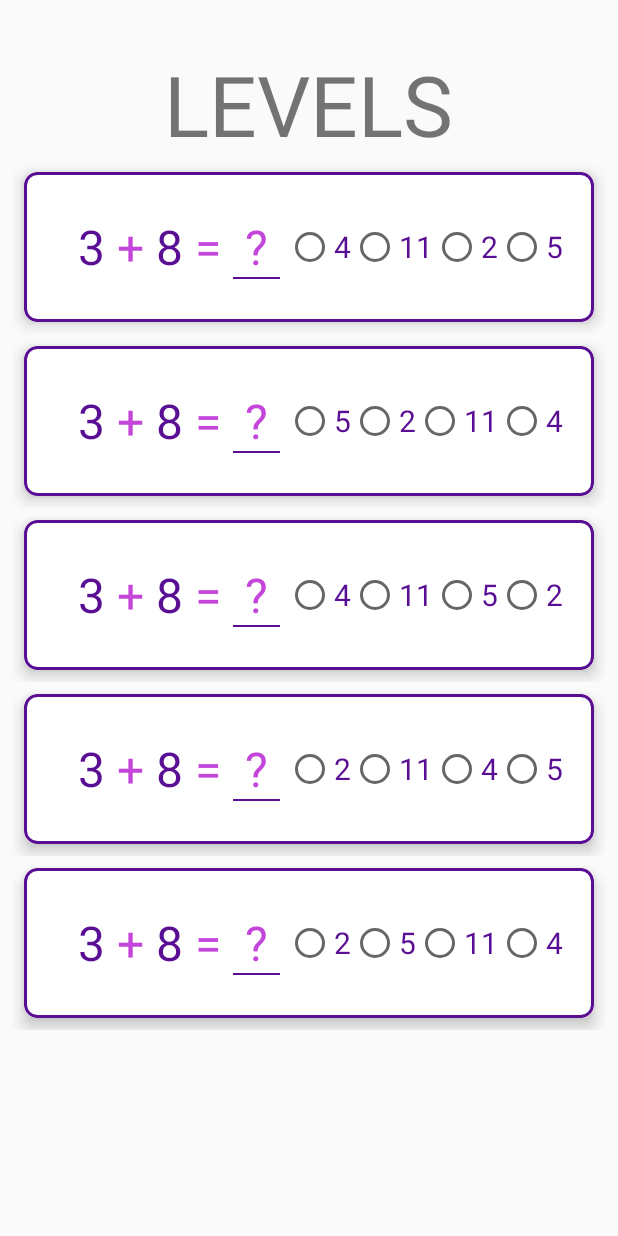
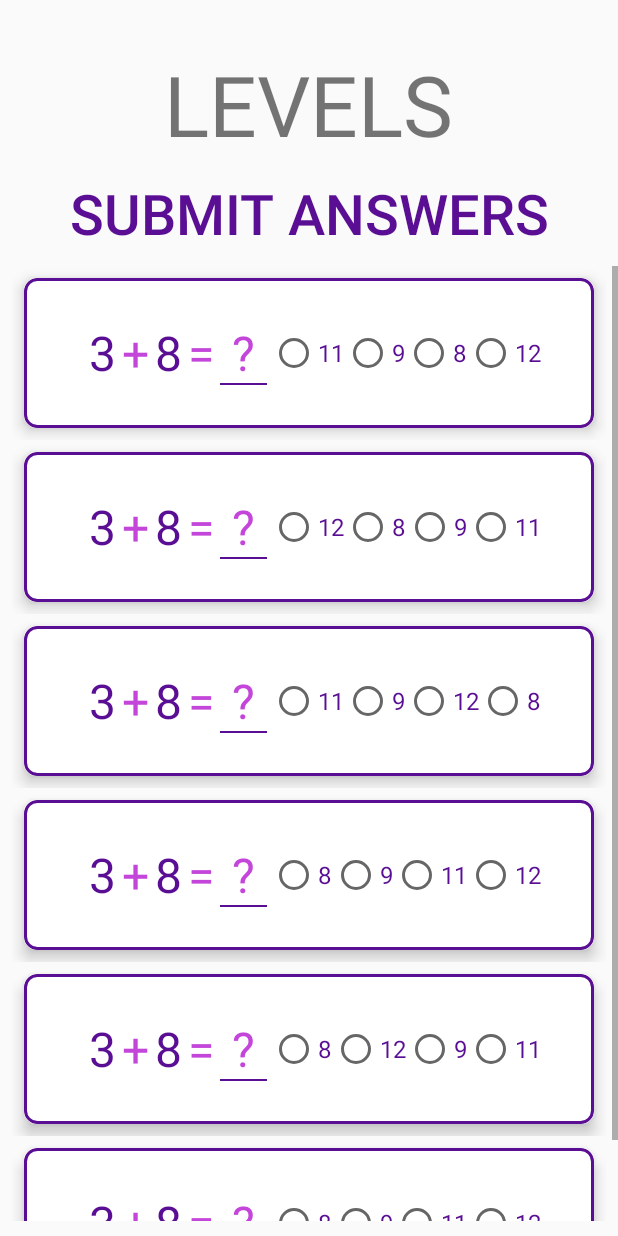
Before and after one commit to TheBaileyBrew/LetsLearn, an Android app: the fragment FragmentLevelChallenge shown on its own in the app's theme, on a phone screen of 412 x 824 dp. Run offline under Robolectric (Android 15) with nearby library versions, the light colour scheme and no system bars.

Commit message:
Completed logic for multi-choice Levels Challenge

```diff
--- /dev/null
+++ b/app/src/main/java/com/thebaileybrew/letslearn/FragmentCommunication.java
@@ -0,0 +1,5 @@
+package com.thebaileybrew.letslearn;
+
+public interface FragmentCommunication {
+    void respond(boolean answeredCorrectly);
+}
--- a/app/src/main/java/com/thebaileybrew/letslearn/FragmentLevelChallenge.java
+++ b/app/src/main/java/com/thebaileybrew/letslearn/FragmentLevelChallenge.java
@@ -1,23 +1,26 @@
 package com.thebaileybrew.letslearn;
 
 import android.os.Bundle;
+import android.support.annotation.Nullable;
 import android.support.v4.app.Fragment;
+import android.support.v7.widget.CardView;
 import android.support.v7.widget.LinearLayoutManager;
 import android.support.v7.widget.RecyclerView;
+import android.util.Log;
 import android.view.LayoutInflater;
 import android.view.View;
 import android.view.ViewGroup;
-import android.widget.AdapterView;
-import android.widget.RadioButton;
+import android.widget.Button;
 import android.widget.RadioGroup;
-import android.widget.Switch;
 import android.widget.TextView;
 import android.widget.Toast;
 
 import java.util.ArrayList;
 import java.util.Collections;
+import java.util.HashSet;
 import java.util.List;
 import java.util.Random;
+import java.util.Set;
 import java.util.Vector;
 
 public class FragmentLevelChallenge extends Fragment{
@@ -26,7 +29,8 @@ public class FragmentLevelChallenge extends Fragment{
 
     RecyclerView recyclerView;
     RVAdapterMulti adapterMulti;
-    private List<multiquestion> QuestionsMulti;
+    private List<MultiQuestion> QuestionsMulti;
+    private List<Boolean> QuestionsAnswered;
 
     int firstDig;
     int secondDig;
@@ -35,8 +39,8 @@ public class FragmentLevelChallenge extends Fragment{
     int incorrectTwo;
     int incorrectThree;
     int thisPosition;
-
-    int selectedAnswers;
+    int questionsToFillRecycler = 10;
+    int countOfCorrect;
 
     //levelChallenge defines the current challenge level
     int levelChallenge;
@@ -56,41 +60,55 @@ public class FragmentLevelChallenge extends Fragment{
     public void onCreate (Bundle savedInstanceState) {super.onCreate(savedInstanceState);}
 
     @Override
-    public View onCreateView(LayoutInflater inflater, ViewGroup container, Bundle savedInstanceState) {
+    public View onCreateView(LayoutInflater inflater, @Nullable ViewGroup container, @Nullable Bundle savedInstanceState) {
         View view = inflater.inflate(R.layout.fragment_level_challenge, container, false);
 
         levelChallenge = 1;
-
+        radioGroupRecycler = view.findViewById(R.id.radio_group_multi);
+        QuestionsAnswered = new ArrayList<>();
         QuestionsMulti = new ArrayList<>();
         recyclerView = view.findViewById(R.id.recycler_view_display_multi);
-        radioGroupRecycler = view.findViewById(R.id.radio_group_multi);
-        recyclerView.setOnClickListener(new View.OnClickListener() {
+        LinearLayoutManager layoutManager = new LinearLayoutManager(view.getContext());
+        adapterMulti = new RVAdapterMulti(QuestionsMulti, communication);
+        recyclerView.getRecycledViewPool().setMaxRecycledViews(0,10);
+        recyclerView.setAdapter(adapterMulti);
+        recyclerView.setLayoutManager(layoutManager);
+        Button levelsSubmit = view.findViewById(R.id.submit_answer_button_levels);
+        levelsSubmit.setOnClickListener(new View.OnClickListener() {
             @Override
             public void onClick(View v) {
-                int questions = adapterMulti.getItemCount();
-
+                countOfCorrect = Collections.frequency(QuestionsAnswered,true);
+                Log.i(String.valueOf(countOfCorrect), "onClick: ");
+                if (countOfCorrect == questionsToFillRecycler) {
+                    Toast.makeText(v.getContext(),"Congratulations! You answered them all correct. Lets try harder ones!", Toast.LENGTH_LONG).show();
+                    levelChallenge = levelChallenge + 1;
+                    createQuestionBatch();
+                } else if (countOfCorrect >= 3 && countOfCorrect <= (questionsToFillRecycler - 3)) {
+                    Toast.makeText(v.getContext(), "You're almost there. Try again!", Toast.LENGTH_LONG).show();
+                    createQuestionBatch();
+                } else {
+                    Toast.makeText(v.getContext(), "Let's try that again. You got " + String.valueOf(countOfCorrect) + " correct.", Toast.LENGTH_LONG).show();
+                    createQuestionBatch();
+                }
             }
         });
-        LinearLayoutManager layoutManager = new LinearLayoutManager(view.getContext());
-        recyclerView.setLayoutManager(layoutManager);
-        TextView levelsText = view.findViewById(R.id.level_challenge);
-        levelsText.setOnClickListener(new View.OnClickListener() {
-            @Override
-            public void onClick(View v) {
 
-            }
-        });
-        initializeRecyclerAdapter();
         createQuestionBatch();
         return view;
     }
 
+    FragmentCommunication communication = new FragmentCommunication() {
+        @Override
+        public void respond(boolean answeredCorrectly) {
+            QuestionsAnswered.add(answeredCorrectly);
+        }
+    };
+
     private void createQuestionBatch() {
-        //Integer values to define the minimum, maximum and adjustment for random integers
-        if (selectedAnswers == 5) {
-            levelChallenge++;
-        }
-
+        //Resets the value for count of correct
+        QuestionsAnswered.clear();
+        countOfCorrect = 0;
+        QuestionsMulti.clear();
         //Checks the current level to determine the boundaries for difficulty of random integers
         switch (levelChallenge) {
             case 1: //If level 1 (bounds 10,1,1)
@@ -132,7 +150,6 @@ public class FragmentLevelChallenge extends Fragment{
         }
 
         //Creates the random integers for math functions
-        int questionsToFillRecycler = 5;
         for (int i = 0; i < questionsToFillRecycler; i++) {
             final Random r = new Random();
             Random position = new Random();
@@ -142,20 +159,16 @@ public class FragmentLevelChallenge extends Fragment{
             secondDig = r.nextInt(maxBound - minBound) + adjustBound;
             if (firstDig < secondDig) {
                 correctAnswer = secondDig - firstDig;
+                incorrectOne = secondDig - firstDig - 1;
+                incorrectTwo = secondDig - firstDig + 2;
+                incorrectThree = (secondDig + firstDig) - 2;
             } else {
                 correctAnswer = firstDig + secondDig;
+                incorrectOne = secondDig + firstDig - 2;
+                incorrectTwo = secondDig + firstDig + 1;
+                incorrectThree = (firstDig - secondDig) + 3;
             }
-            //Defines incorrect random integers
-            ArrayList<Integer> multiOptions = new ArrayList<>();
-            while (multiOptions.size() < 3) {
-                int inCorrect = r.nextInt(maxBound - minBound) + 1;
-                if (!multiOptions.contains(correctAnswer)) {
-                    multiOptions.add(inCorrect);
-                }
-            }
-            incorrectOne = r.nextInt(maxBound - minBound) + 3;
-            incorrectTwo = multiOptions.get(1);
-            incorrectThree = multiOptions.get(2);
+
             //Convert integer to string values
             String firstNumber = String.valueOf(firstDig);
             String secondNumber = String.valueOf(secondDig);
@@ -164,30 +177,26 @@ public class FragmentLevelChallenge extends Fragment{
             String thirdIncorrect = String.valueOf(incorrectThree);
             String correct = String.valueOf(correctAnswer);
             List<String> answers = new Vector<>();
+            answers.add(correct);
             answers.add(firstIncorrect);
-            answers.add(correct);
             answers.add(secondIncorrect);
             answers.add(thirdIncorrect);
             Collections.shuffle(answers);
             if (firstDig < secondDig) {
                 //Checks if 1st integer is less than 2nd integer
-                QuestionsMulti.add(new multiquestion(secondNumber, firstNumber, answers.get(0), "-", answers.get(1), answers.get(2), answers.get(3)));
+                QuestionsMulti.add(new MultiQuestion(secondNumber, firstNumber, answers.get(0), "-", answers.get(1), answers.get(2), answers.get(3)));
             } else if (firstDig > secondDig) {
                 //Checks if 1st integer is greater than 2nd integer
-                QuestionsMulti.add(new multiquestion(secondNumber, firstNumber, answers.get(0), "+", answers.get(1), answers.get(2), answers.get(3)));
+                QuestionsMulti.add(new MultiQuestion(secondNumber, firstNumber, answers.get(0), "+", answers.get(1), answers.get(2), answers.get(3)));
             } else {
                 //Checks if 1st integer is greater than 2nd integer
-                QuestionsMulti.add(new multiquestion(secondNumber, firstNumber, answers.get(0), "+", answers.get(1), answers.get(2), answers.get(3)));
+                QuestionsMulti.add(new MultiQuestion(secondNumber, firstNumber, answers.get(0), "+", answers.get(1), answers.get(2), answers.get(3)));
             }
             //Updates the RecyclerView Adapter
             adapterMulti.notifyDataSetChanged();
         }
     }
 
-    private void initializeRecyclerAdapter() {
-        adapterMulti = new RVAdapterMulti(QuestionsMulti);
-        recyclerView.setAdapter(adapterMulti);
-    }
 
 
 }
--- a/app/src/main/java/com/thebaileybrew/letslearn/multiquestion.java
+++ b/app/src/main/java/com/thebaileybrew/letslearn/MultiQuestion.java
@@ -1,6 +1,6 @@
 package com.thebaileybrew.letslearn;
 
-public class multiquestion {
+public class MultiQuestion {
 
     String firstNumber;
     String secondNumber;
@@ -12,9 +12,10 @@ public class multiquestion {
     String incorrectThree;
     int checkedId = -1;
     boolean isAnswered;
-    String selectedAnswer;
+    boolean answeredCorrectly = false;
+    String blankAnswer = " ? ";
 
-    public multiquestion(String firstNumber, String secondNumber, String correct, String mathFunc, String incorrectOne, String incorrectTwo, String incorrectThree) {
+    public MultiQuestion(String firstNumber, String secondNumber, String correct, String mathFunc, String incorrectOne, String incorrectTwo, String incorrectThree) {
         this.firstNumber = firstNumber;
         this.secondNumber = secondNumber;
         this.correct = correct;
@@ -22,5 +23,6 @@ public class multiquestion {
         this.incorrectOne = incorrectOne;
         this.incorrectTwo = incorrectTwo;
         this.incorrectThree = incorrectThree;
+
     }
 }
--- a/app/src/main/java/com/thebaileybrew/letslearn/RVAdapterMulti.java
+++ b/app/src/main/java/com/thebaileybrew/letslearn/RVAdapterMulti.java
@@ -1,64 +1,63 @@
 package com.thebaileybrew.letslearn;
 
-import android.content.Context;
-import android.content.Intent;
-import android.support.v4.content.LocalBroadcastManager;
-import android.support.v7.widget.CardView;
 import android.support.v7.widget.RecyclerView;
+import android.util.Log;
 import android.view.LayoutInflater;
 import android.view.View;
 import android.view.ViewGroup;
 
+import android.widget.AdapterView;
 import android.widget.LinearLayout;
 import android.widget.RadioButton;
 import android.widget.RadioGroup;
 import android.widget.TextView;
-import android.widget.Toast;
 
 import java.util.List;
-import java.util.Random;
-import java.util.Set;
-
-import static java.security.AccessController.getContext;
 
 
 public class RVAdapterMulti extends RecyclerView.Adapter<RVAdapterMulti.ViewHolder> {
 
 
     private static String TAG = "RadioMultiAdapter";
-    private LayoutInflater inflater;
-    private List<multiquestion> QuestionsMulti;
-    private int questionsAnswered;
+    String blankAnswerField = " ? ";
+    private List<MultiQuestion> questionsMulti;
+    FragmentCommunication mCommunicator;
 
-    public RVAdapterMulti(List<multiquestion> QuestionMulti) {
-        this.QuestionsMulti = QuestionMulti;
+    private AdapterView.OnItemSelectedListener onSelect;
+
+    public RVAdapterMulti(List<MultiQuestion> QuestionMulti, FragmentCommunication communication) {
+        this.questionsMulti = QuestionMulti;
+        mCommunicator = communication;
     }
+
 
     @Override
     public ViewHolder onCreateViewHolder(ViewGroup parent, int viewType) {
         View view = LayoutInflater.from(parent.getContext()).inflate(R.layout.recycler_item_multi, parent, false);
-        return new ViewHolder(view);
+        return new ViewHolder(view, mCommunicator);
     }
 
     @Override
-    public void onBindViewHolder(ViewHolder holder, int position) {
-        multiquestion currentQuestion = QuestionsMulti.get(position);
+    public void onBindViewHolder(ViewHolder holder, final int position) {
+        MultiQuestion currentQuestion = questionsMulti.get(position);
         holder.setFirstDigit(currentQuestion.firstNumber);
         holder.setSecondDigit(currentQuestion.secondNumber);
         holder.setMathFunction(currentQuestion.mathFunc);
         holder.setOptions(currentQuestion, position);
+        holder.setMathAnswerView(currentQuestion.blankAnswer);
 
     }
 
 
     @Override
     public int getItemCount() {
-        if (QuestionsMulti == null) {
+        if (questionsMulti == null) {
             return 0;
         } else {
-            return QuestionsMulti.size();
+            return questionsMulti.size();
         }
     }
+
 
     class ViewHolder extends RecyclerView.ViewHolder {
 
@@ -70,8 +69,9 @@ public class RVAdapterMulti extends RecyclerView.Adapter<RVAdapterMulti.ViewHold
         private RadioGroup radioGroupOptions;
         private RadioButton radioButtonOne, radioButtonTwo;
         private RadioButton radioButtonThree, radioButtonFour;
+        FragmentCommunication mCommunication;
 
-        public ViewHolder(View itemView) {
+        public ViewHolder(View itemView, FragmentCommunication Communicator) {
             super(itemView);
             firstDigitView = itemView.findViewById(R.id.first_digit);
             secondDigitView = itemView.findViewById(R.id.second_digit);
@@ -82,6 +82,7 @@ public class RVAdapterMulti extends RecyclerView.Adapter<RVAdapterMulti.ViewHold
             radioButtonTwo = itemView.findViewById(R.id.radio_button_two);
             radioButtonThree = itemView.findViewById(R.id.radio_button_three);
             radioButtonFour = itemView.findViewById(R.id.radio_button_four);
+            mCommunication = Communicator;
 
         }
 
@@ -97,8 +98,21 @@ public class RVAdapterMulti extends RecyclerView.Adapter<RVAdapterMulti.ViewHold
             mathFunctionView.setText(mathFunction);
         }
 
+        public void setMathAnswerView(String blankAnswer) {
+            mathAnswerView.setText(blankAnswer);
+            mathAnswerView.setTextColor(radioGroupOptions.getResources().getColor(R.color.colorPrimary));
+        }
 
-        public void setOptions(final multiquestion question, int position) {
+
+
+        public void setOptions(final MultiQuestion question, int position) {
+            Log.i(String.valueOf(mathAnswerView.getText()), "setOptions: ");
+            if (!(mathAnswerView.getText().equals(" ? "))) {
+                mathAnswerView.setText(" ? ");
+            } else {
+                mathAnswerView.setText(" ? ");
+            }
+
             radioGroupOptions.setTag(position);
             radioButtonOne.setText(question.correct);
             radioButtonTwo.setText(question.incorrectOne);
@@ -120,15 +134,9 @@ public class RVAdapterMulti extends RecyclerView.Adapter<RVAdapterMulti.ViewHold
                 @Override
                 public void onCheckedChanged(RadioGroup group, int checkedId) {
                     int pos = (int) group.getTag();
-                    multiquestion que = QuestionsMulti.get(pos);
+                    MultiQuestion que = questionsMulti.get(pos);
                     que.isAnswered = true;
                     que.checkedId = checkedId;
-                    radioGroupOptions.setClickable(false);
-                    radioButtonOne.setClickable(false);
-                    radioButtonTwo.setClickable(false);
-                    radioButtonThree.setClickable(false);
-                    radioButtonFour.setClickable(false);
-                    questionsAnswered = questionsAnswered + 1;
                     mathAnswerView.setText(String.valueOf(question.correctSolution));
                     String radioOneText = String.valueOf(radioButtonOne.getText());
                     String radioTwoText = String.valueOf(radioButtonTwo.getText());
@@ -139,29 +147,41 @@ public class RVAdapterMulti extends RecyclerView.Adapter<RVAdapterMulti.ViewHold
                         case R.id.radio_button_one:
                             if(radioOneText.equals(String.valueOf(question.correctSolution))) {
                                 mathAnswerView.setTextColor(group.getResources().getColor(R.color.colorCorrect));
+                                question.answeredCorrectly = true;
+                                mCommunication.respond(true);
                             } else {
                                 mathAnswerView.setTextColor(group.getResources().getColor(R.color.colorIncorrect));
+                                mCommunication.respond(false);
                             }
                             break;
                         case R.id.radio_button_two:
                             if(radioTwoText.equals(String.valueOf(question.correctSolution))) {
                                 mathAnswerView.setTextColor(group.getResources().getColor(R.color.colorCorrect));
+                                question.answeredCorrectly = true;
+                                mCommunication.respond(true);
                             } else {
                                 mathAnswerView.setTextColor(group.getResources().getColor(R.color.colorIncorrect));
+                                mCommunication.respond(false);
                             }
                             break;
                         case R.id.radio_button_three:
                             if(radioThreeText.equals(String.valueOf(question.correctSolution))) {
                                 mathAnswerView.setTextColor(group.getResources().getColor(R.color.colorCorrect));
+                                question.answeredCorrectly = true;
+                                mCommunication.respond(true);
                             } else {
                                 mathAnswerView.setTextColor(group.getResources().getColor(R.color.colorIncorrect));
+                                mCommunication.respond(false);
                             }
                             break;
                         case R.id.radio_button_four:
                             if(radioFourText.equals(String.valueOf(question.correctSolution))) {
                                 mathAnswerView.setTextColor(group.getResources().getColor(R.color.colorCorrect));
+                                question.answeredCorrectly = true;
+                                mCommunication.respond(true);
                             } else {
                                 mathAnswerView.setTextColor(group.getResources().getColor(R.color.colorIncorrect));
+                                mCommunication.respond(false);
                             }
                             break;
                     }
--- a/app/src/main/res/layout/fragment_level_challenge.xml
+++ b/app/src/main/res/layout/fragment_level_challenge.xml
@@ -8,19 +8,31 @@
         android:layout_width="wrap_content"
         android:layout_height="wrap_content"
         android:layout_centerHorizontal="true"
+        android:visibility="visible"
         android:textSize="56sp"
         android:clickable="true"
         android:text="LEVELS"/>
+    <Button
+        android:id="@+id/submit_answer_button_levels"
+        style="@style/Base.Widget.AppCompat.Button.Borderless"
+        android:layout_below="@id/level_challenge"
+        android:layout_width="wrap_content"
+        android:layout_height="wrap_content"
+        android:layout_centerHorizontal="true"
+        android:textColor="@color/colorPrimaryDark"
+        android:textSize="37sp"
+        android:text="SUBMIT ANSWERS"/>
     <ScrollView
         android:layout_width="match_parent"
         android:layout_height="wrap_content"
-        android:layout_below="@id/level_challenge">
+        android:layout_marginBottom="10dp"
+        android:layout_below="@id/submit_answer_button_levels">
         <android.support.v7.widget.RecyclerView
             android:id="@+id/recycler_view_display_multi"
 
             android:layout_marginRight="8dp"
             android:layout_marginLeft="8dp"
-            android:layout_marginBottom="50dp"
+            android:layout_marginBottom="10dp"
             android:layout_width="match_parent"
             android:layout_height="wrap_content"/>
     </ScrollView>
--- a/app/src/main/res/layout/recycler_item_multi.xml
+++ b/app/src/main/res/layout/recycler_item_multi.xml
@@ -25,8 +25,8 @@
                 android:layout_height="wrap_content"
                 android:layout_centerVertical="true"
                 android:textColor="@color/colorPrimaryDark"
-                android:layout_marginLeft="16dp"
-                android:layout_marginRight="4dp"
+                android:layout_marginLeft="8dp"
+                android:layout_marginRight="2dp"
                 android:textSize="32sp"
                 android:text="5"/>
             <TextView
@@ -35,8 +35,8 @@
                 android:layout_width="wrap_content"
                 android:layout_height="wrap_content"
                 android:layout_centerVertical="true"
-                android:layout_marginLeft="4dp"
-                android:layout_marginRight="4dp"
+                android:layout_marginLeft="2dp"
+                android:layout_marginRight="2dp"
                 android:textColor="@color/colorPrimary"
                 android:textSize="32dp"
                 android:text="+"/>
@@ -46,10 +46,10 @@
                 android:layout_width="wrap_content"
                 android:layout_height="wrap_content"
                 android:layout_centerVertical="true"
-                android:layout_marginLeft="4dp"
-                android:layout_marginRight="4dp"
+                android:layout_marginLeft="2dp"
+                android:layout_marginRight="2dp"
                 android:textColor="@color/colorPrimaryDark"
-                android:textSize="32dp"
+                android:textSize="32sp"
                 android:text="9"/>
             <TextView
                 android:id="@+id/math_solution"
@@ -58,8 +58,8 @@
                 android:layout_width="wrap_content"
                 android:layout_height="wrap_content"
                 android:layout_centerVertical="true"
-                android:layout_marginLeft="4dp"
-                android:layout_marginRight="4dp"
+                android:layout_marginLeft="2dp"
+                android:layout_marginRight="2dp"
                 android:textColor="@color/colorPrimary"
                 android:textSize="32dp"
                 android:text="="/>
@@ -69,8 +69,8 @@
                 android:layout_width="wrap_content"
                 android:layout_height="wrap_content"
                 android:layout_centerVertical="true"
-                android:layout_marginLeft="4dp"
-                android:layout_marginRight="4dp"
+                android:layout_marginLeft="2dp"
+                android:layout_marginRight="2dp"
                 android:textColor="@color/colorPrimary"
                 android:textSize="32dp"
                 android:text=" ? "/>
@@ -93,28 +93,28 @@
                     android:layout_width="wrap_content"
                     android:layout_height="wrap_content"
                     android:textColor="@color/colorPrimaryDark"
-                    android:textSize="20sp"
+                    android:textSize="16sp"
                     android:text="1"/>
                 <RadioButton
                     android:id="@+id/radio_button_two"
                     android:layout_width="wrap_content"
                     android:layout_height="wrap_content"
                     android:textColor="@color/colorPrimaryDark"
-                    android:textSize="20sp"
+                    android:textSize="16sp"
                     android:text="2"/>
                 <RadioButton
                     android:id="@+id/radio_button_three"
                     android:layout_width="wrap_content"
                     android:layout_height="wrap_content"
                     android:textColor="@color/colorPrimaryDark"
-                    android:textSize="20sp"
+                    android:textSize="16sp"
                     android:text="3"/>
                 <RadioButton
                     android:id="@+id/radio_button_four"
                     android:layout_width="wrap_content"
                     android:layout_height="wrap_content"
                     android:textColor="@color/colorPrimaryDark"
-                    android:textSize="20sp"
+                    android:textSize="16sp"
                     android:text="4"/>
             </RadioGroup>
         </RelativeLayout>
```
Also changed, not shown: app/src/main/java/com/thebaileybrew/letslearn/FragmentRaceTheClock.java (+22 -7 lines), app/src/main/res/layout/fragment_race_the_clock.xml (+23 -9 lines), app/src/main/res/layout/recycler_item.xml (+7 -7 lines).
